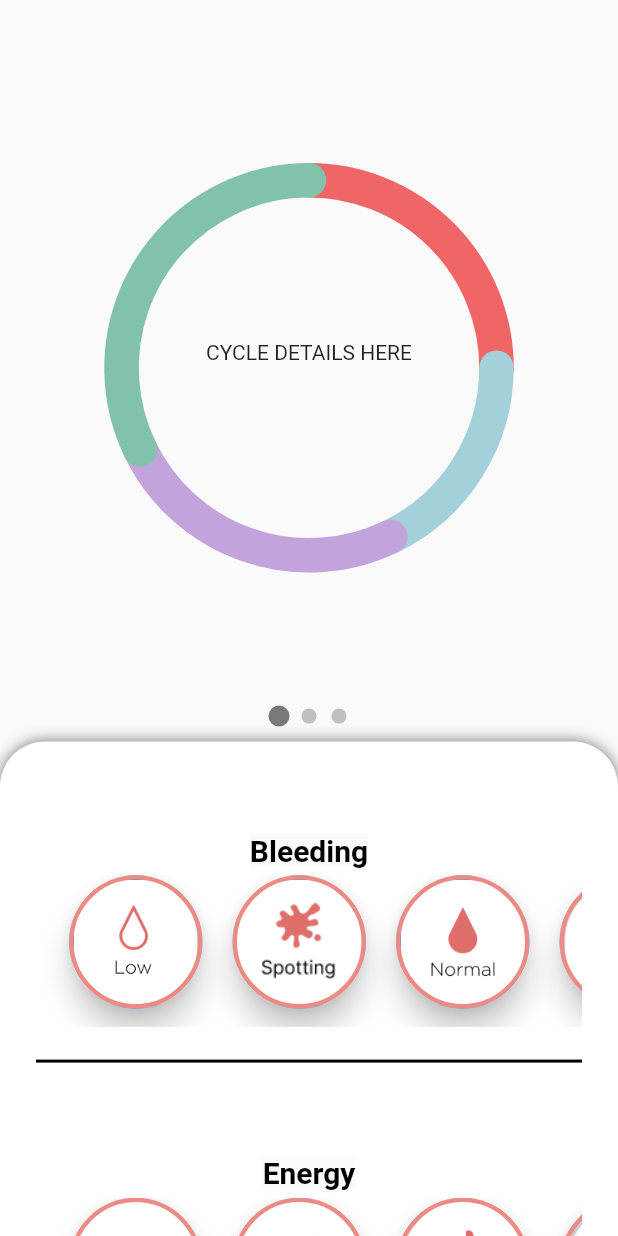
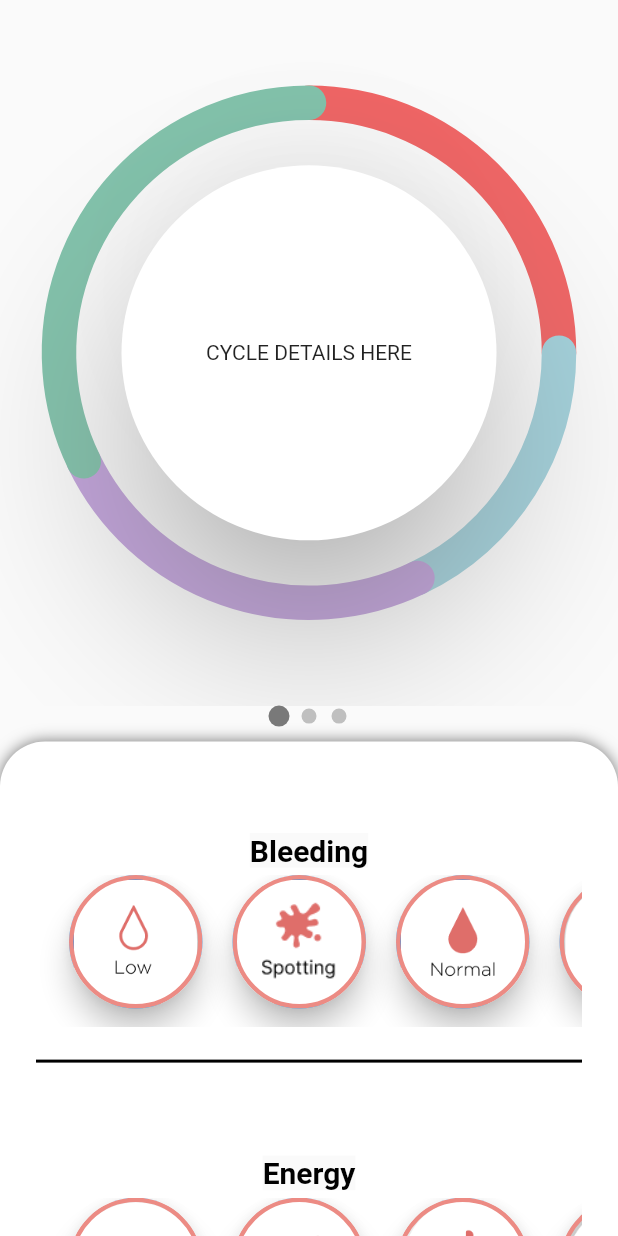
Before and after one commit to rice-apps/psy.cl-v1, a Flutter app: the screen it shows after launch, on a phone screen of 412 x 824 dp. Run offline on Flutter 3.47's test engine with Material 2 defaults, Android fonts, the phone set to English and light mode, and no system bars; drawn by our look-alikes of sliding_up_panel, smooth_page_indicator; our stand-ins replace percent_indicator, table_calendar; missing offline and left inert: flutter_circular_slider.

Commit message:
add inner circle and box shadow

```diff
--- a/lib/src/features/landing-page/sliding_background.dart
+++ b/lib/src/features/landing-page/sliding_background.dart
@@ -1,5 +1,5 @@
 import 'package:flutter/material.dart';
-import 'package:psycl/src/features/progress-circle/painter.dart';
+import 'package:psycl/src/features/progress-circle/progress_painter.dart';
 import 'package:smooth_page_indicator/smooth_page_indicator.dart';
 import '../calendar/calendar.dart';
 import '../progress-circle/progress_circle.dart';
--- /dev/null
+++ b/lib/src/features/progress-circle/inner_circle_painter.dart
@@ -0,0 +1,29 @@
+import "package:flutter/material.dart";
+import '../../../assets//constants.dart' as constants;
+import 'dart:math' as math;
+
+class InnerCircle extends CustomPainter {
+  final double radiusFactor;
+  InnerCircle({required this.radiusFactor});
+
+  @override
+  void paint(Canvas canvas, Size size) {
+    Offset offset = Offset(size.height / 2, size.width / 2);
+    final double radius =
+        math.min(size.height, size.width) * radiusFactor * 0.75;
+
+    Paint circlePaint = Paint()..color = Colors.white;
+    canvas.drawShadow(
+        Path()
+          ..addOval(Rect.fromCircle(
+              center: Offset(size.height / 2, size.width / 2 - 40),
+              radius: radius)),
+        Colors.grey,
+        50,
+        false);
+    canvas.drawCircle(offset, radius, circlePaint);
+  }
+
+  @override
+  bool shouldRepaint(InnerCircle oldDelegate) => false;
+}
--- a/lib/src/features/progress-circle/progress_circle.dart
+++ b/lib/src/features/progress-circle/progress_circle.dart
@@ -1,7 +1,10 @@
 import 'package:flutter/material.dart';
-import 'package:psycl/src/features/progress-circle/painter.dart';
+import 'progress_painter.dart';
+import 'inner_circle_painter.dart';
 
 class ProgressCircle extends StatefulWidget {
+  const ProgressCircle({super.key});
+
   @override
   _ProgressCircle createState() => _ProgressCircle();
 }
@@ -9,15 +12,29 @@ class ProgressCircle extends StatefulWidget {
 class _ProgressCircle extends State<ProgressCircle> {
   @override
   Widget build(BuildContext context) {
+    const size = Size(250, 250);
+    const radiusFactor = 2 / 3;
     return Stack(children: [
       Align(
           alignment: Alignment.center,
           child: CustomPaint(
-            painter: Arc(),
-            size: Size(250, 250),
+            painter: SectionedCircle(radiusFactor: radiusFactor),
+            size: size,
             isComplex: true,
           )),
-      Align(alignment: Alignment.center, child: Text("CYCLE DETAILS HERE"))
+      Align(
+          alignment: Alignment.center,
+          child: CustomPaint(
+            child: SizedBox(
+              child: Align(
+                  alignment: Alignment.center,
+                  child: Text("CYCLE DETAILS HERE")),
+              height: size.height,
+              width: size.width,
+            ),
+            painter: InnerCircle(radiusFactor: radiusFactor),
+            size: size,
+          ))
     ]);
   }
 }
--- a/lib/src/features/progress-circle/painter.dart
+++ b/lib/src/features/progress-circle/progress_painter.dart
@@ -3,7 +3,10 @@ import 'dart:math' as math;
 import '../../../assets/constants.dart' as constants;
 import './phase.dart';
 
-class Arc extends CustomPainter {
+class SectionedCircle extends CustomPainter {
+  final double radiusFactor;
+  SectionedCircle({required this.radiusFactor});
+
   List<Phase> phases = [
     Phase(0, 7, constants.PERIOD),
     Phase(7, 12, constants.FOLLICULAR),
@@ -13,11 +16,11 @@ class Arc extends CustomPainter {
 
   @override
   void paint(Canvas canvas, Size size) {
-    Rect circleBounds = Rect.fromCenter(
-        center: Offset(size.height / 2, size.width / 2 + 10),
-        width: size.width,
-        height: size.height);
+    Offset offset = Offset(size.height / 2, size.width / 2);
+    final double radius = math.min(size.height, size.width) * radiusFactor;
+    Rect circleBounds = Rect.fromCircle(center: offset, radius: radius);
 
+    // Draw phase arcs
     phases.forEach((phase) {
       canvas.drawArc(circleBounds, phase.startRadians, phase.sweepRadians,
           false, phase.paint);
@@ -25,5 +28,5 @@ class Arc extends CustomPainter {
   }
 
   @override
-  bool shouldRepaint(Arc oldDelegate) => false;
+  bool shouldRepaint(SectionedCircle oldDelegate) => false;
 }
```
